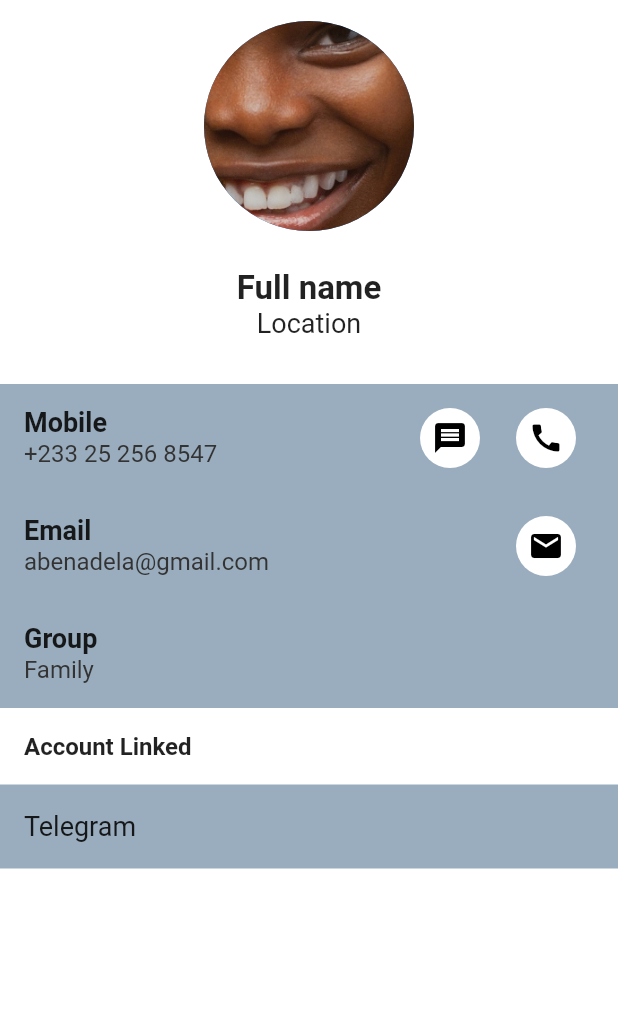
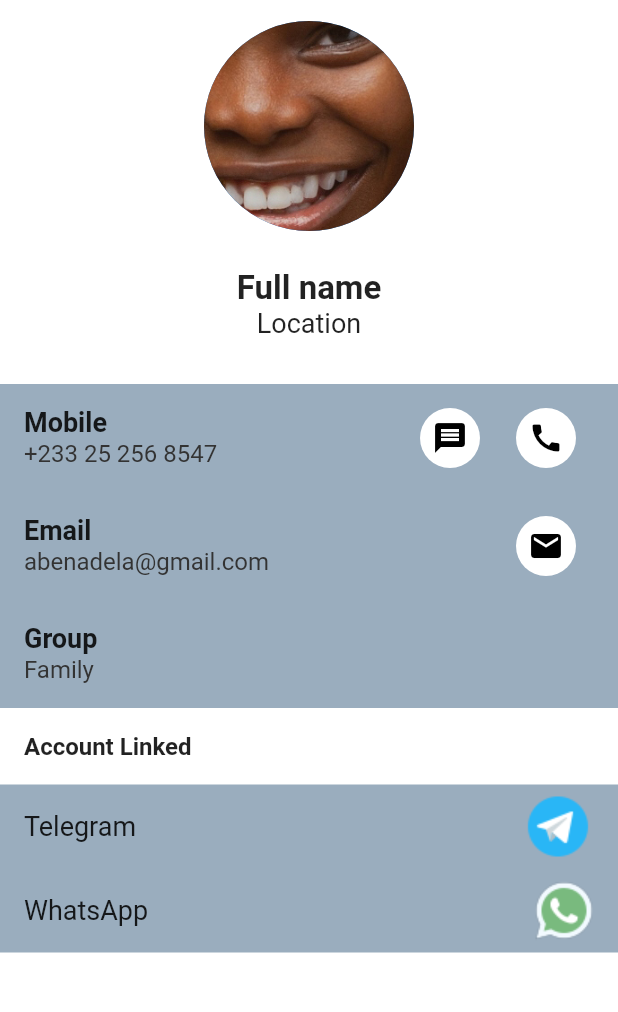
Before and after one commit to benessilfie/Dart, a Flutter app: the ContactDetailsPage screen opened directly, on a phone screen of 412 x 824 dp, the part 63-1075 px from its top. Run offline on Flutter 3.47's test engine with Material 2 defaults, Android fonts, the light colour scheme and no system bars; our stand-ins replace grouped_list.

Commit message:
commit to master

```diff
--- a/lib/contactdetails.dart
+++ b/lib/contactdetails.dart
@@ -100,10 +100,13 @@ class ContactDetailsPage extends StatelessWidget {
             color: const Color(0xff9AADBE),
             child: Column(children: [
               ListTile(
-                title: Text('Telegram', style: TextStyle(fontSize: 18),
-                trailing: ,
-                )
-              )
+                title: const Text('Telegram', style: TextStyle(fontSize: 18),),
+                trailing: Image.asset('assets/telegram.png'),),
+
+              ListTile(
+                title: const Text('WhatsApp', style: TextStyle(fontSize: 18),),
+                trailing: Image.asset('assets/whatsapp.png'),),
+
             ],)
           )
 
```
Also changed, not shown: assets/telegram.png (added), assets/whatsapp.png (added).
